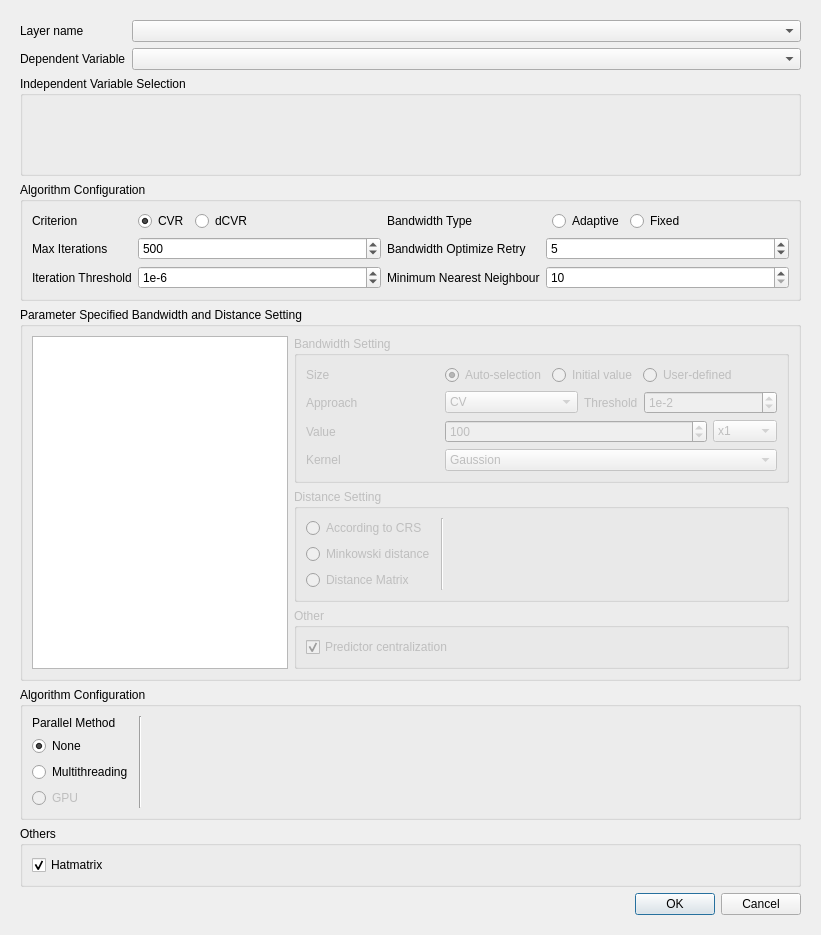
The window that gwmmultiscalegwroptionsdialog.ui (GWmodel-Lab/GWmodelS) describes before a commit, drawn with Qt 5.
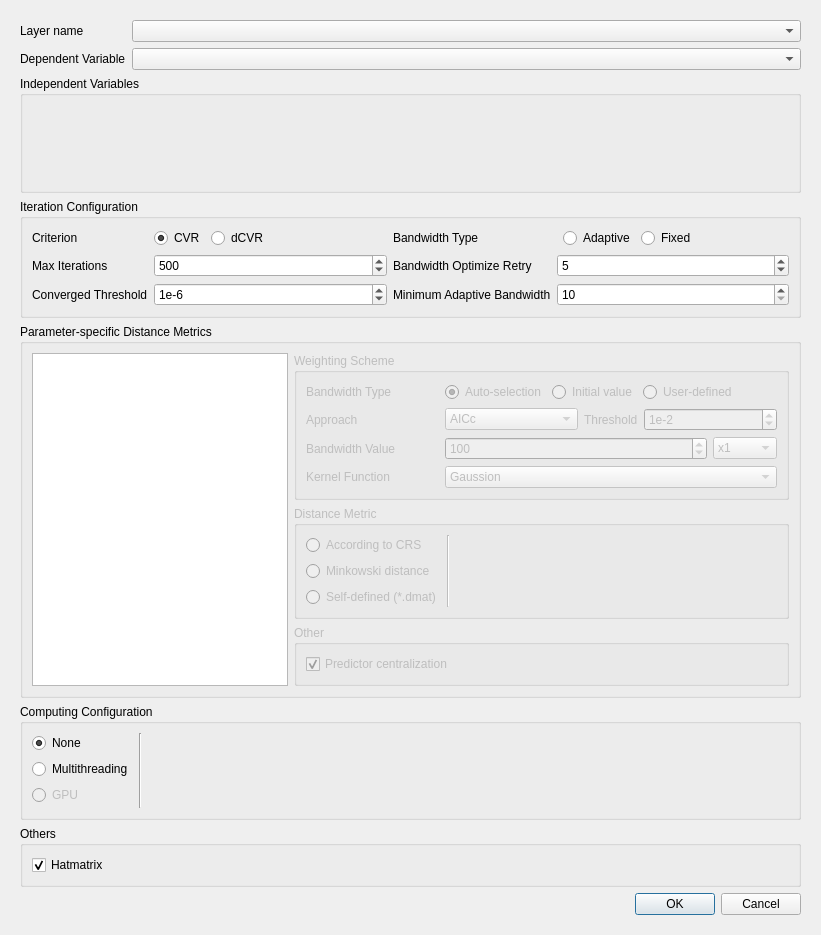
The same window after the commit. Custom widgets are drawn as their Qt base class.

```diff
--- a/gwmmultiscalegwroptionsdialog.ui
+++ b/gwmmultiscalegwroptionsdialog.ui
@@ -27,8 +27,8 @@
        <rect>
         <x>0</x>
         <y>0</y>
-        <width>821</width>
-        <height>892</height>
+        <width>803</width>
+        <height>917</height>
        </rect>
       </property>
       <layout class="QVBoxLayout" name="verticalLayout_6">
@@ -71,7 +71,7 @@
           </sizepolicy>
          </property>
          <property name="title">
-          <string>Independent Variable Selection</string>
+          <string>Independent Variables</string>
          </property>
          <layout class="QVBoxLayout" name="verticalLayout_4" stretch="1">
           <item>
@@ -83,7 +83,7 @@
        <item>
         <widget class="QGroupBox" name="groupBox_4">
          <property name="title">
-          <string>Algorithm Configuration</string>
+          <string>Iteration Configuration</string>
          </property>
          <layout class="QGridLayout" name="gridLayout_2">
           <item row="1" column="0">
@@ -222,7 +222,7 @@
           <item row="2" column="0">
            <widget class="QLabel" name="label_15">
             <property name="text">
-             <string>Iteration Threshold</string>
+             <string>Converged Threshold</string>
             </property>
            </widget>
           </item>
@@ -246,7 +246,7 @@
           <item row="2" column="2">
            <widget class="QLabel" name="label_19">
             <property name="text">
-             <string>Minimum Nearest Neighbour</string>
+             <string>Minimum Adaptive Bandwidth</string>
             </property>
            </widget>
           </item>
@@ -275,7 +275,7 @@
           </sizepolicy>
          </property>
          <property name="title">
-          <string>Parameter Specified Bandwidth and Distance Setting</string>
+          <string>Parameter-specific Distance Metrics</string>
          </property>
          <layout class="QHBoxLayout" name="horizontalLayout_7">
           <item>
@@ -302,7 +302,7 @@
                </sizepolicy>
               </property>
               <property name="title">
-               <string>Bandwidth Setting</string>
+               <string>Weighting Scheme</string>
               </property>
               <layout class="QGridLayout" name="gridLayout_3">
                <property name="topMargin">
@@ -316,6 +316,9 @@
                </property>
                <item row="1" column="1">
                 <widget class="QComboBox" name="mBwSizeAutomaticApprochCombo">
+                 <property name="currentIndex">
+                  <number>1</number>
+                 </property>
                  <item>
                   <property name="text">
                    <string>CV</string>
@@ -344,7 +347,7 @@
                <item row="2" column="0">
                 <widget class="QLabel" name="label_16">
                  <property name="text">
-                  <string>Value</string>
+                  <string>Bandwidth Value</string>
                  </property>
                 </widget>
                </item>
@@ -358,7 +361,7 @@
                <item row="3" column="0">
                 <widget class="QLabel" name="label_13">
                  <property name="text">
-                  <string>Kernel</string>
+                  <string>Kernel Function</string>
                  </property>
                 </widget>
                </item>
@@ -371,7 +374,7 @@
                   </sizepolicy>
                  </property>
                  <property name="text">
-                  <string>Size</string>
+                  <string>Bandwidth Type</string>
                  </property>
                  <property name="alignment">
                   <set>Qt::AlignLeading|Qt::AlignLeft|Qt::AlignVCenter</set>
@@ -608,7 +611,7 @@
                </sizepolicy>
               </property>
               <property name="title">
-               <string>Distance Setting</string>
+               <string>Distance Metric</string>
               </property>
               <layout class="QHBoxLayout" name="horizontalLayout_2">
                <item>
@@ -630,7 +633,7 @@
                  <item>
                   <widget class="QRadioButton" name="mDistTypeDmatRadio">
                    <property name="text">
-                    <string>Distance Matrix</string>
+                    <string>Self-defined (*.dmat)</string>
                    </property>
                   </widget>
                  </item>
@@ -802,18 +805,11 @@
           </sizepolicy>
          </property>
          <property name="title">
-          <string>Algorithm Configuration</string>
+          <string>Computing Configuration</string>
          </property>
          <layout class="QHBoxLayout" name="horizontalLayout_3">
           <item>
            <layout class="QVBoxLayout" name="verticalLayout_5">
-            <item>
-             <widget class="QLabel" name="label_7">
-              <property name="text">
-               <string>Parallel Method</string>
-              </property>
-             </widget>
-            </item>
             <item>
              <widget class="QRadioButton" name="mCalcParallelNoneRadio">
               <property name="sizePolicy">
```
